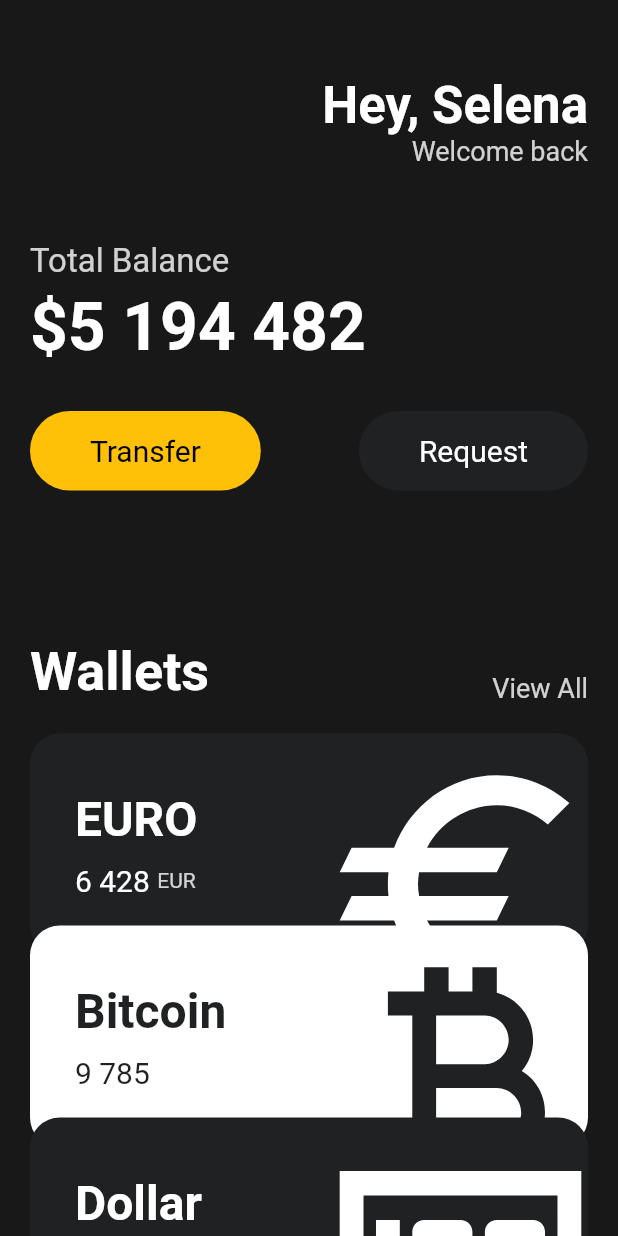
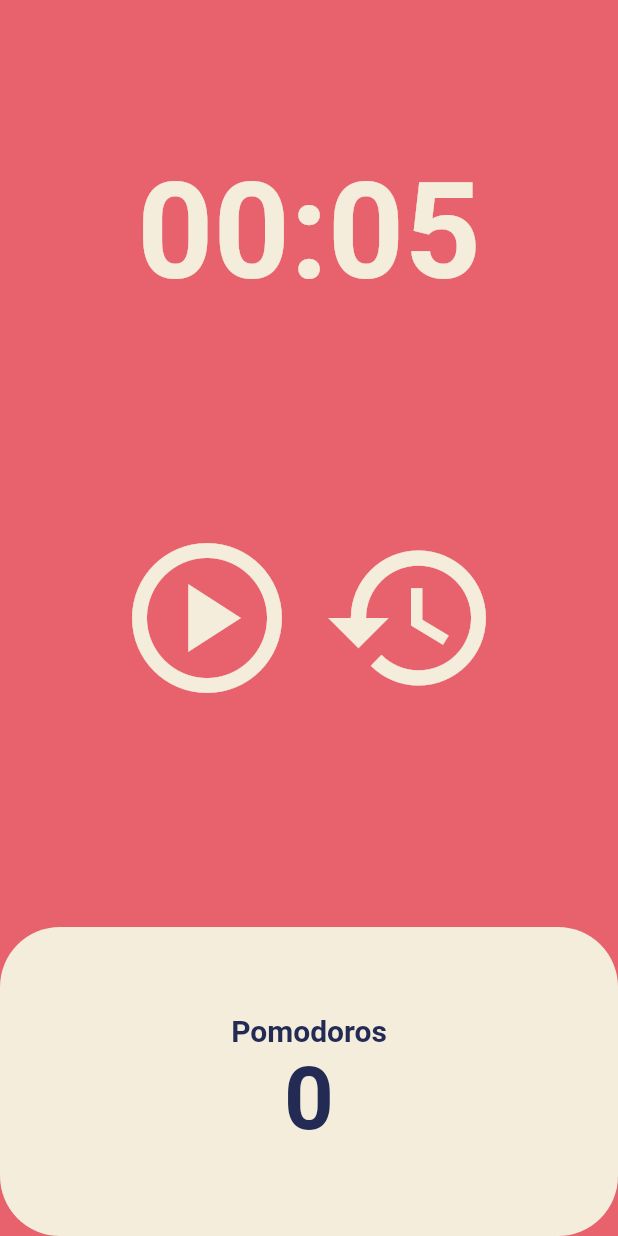
Before and after one commit to sky21kr/flutter-practice, a Flutter app: the screen it shows after launch, on a phone screen of 412 x 824 dp. Run offline on Flutter 3.47's test engine with Material 2 defaults, Android fonts, the phone set to English and light mode, and no system bars.

Commit message:
feat: Make pomodoros

```diff
--- a/lib/main.dart
+++ b/lib/main.dart
@@ -1,6 +1,5 @@
 import 'package:flutter/material.dart';
-import 'package:toonflix/wigets/button.dart';
-import 'package:toonflix/wigets/currency_card.dart';
+import 'package:toonflix/screens/Home_screen.dart';
 
 void main() {
   runApp(const App());
@@ -12,137 +11,17 @@ class App extends StatelessWidget {
   @override
   Widget build(BuildContext context) {
     return MaterialApp(
-      home: Scaffold(
-        backgroundColor: const Color(0xFF181818),
-        body: SingleChildScrollView(
-          child: Padding(
-            padding: const EdgeInsets.symmetric(
-              horizontal: 20,
-            ),
-            child: Column(
-              crossAxisAlignment: CrossAxisAlignment.start,
-              children: [
-                const SizedBox(
-                  height: 50,
-                ),
-                Row(
-                  mainAxisAlignment: MainAxisAlignment.end,
-                  children: [
-                    Column(
-                      crossAxisAlignment: CrossAxisAlignment.end,
-                      children: [
-                        const Text(
-                          'Hey, Selena',
-                          style: TextStyle(
-                            color: Colors.white,
-                            fontSize: 34,
-                            fontWeight: FontWeight.w600,
-                          ),
-                        ),
-                        Text(
-                          'Welcome back',
-                          style: TextStyle(
-                            color: Colors.white.withOpacity(0.8),
-                            fontSize: 18,
-                          ),
-                        ),
-                      ],
-                    )
-                  ],
-                ),
-                const SizedBox(
-                  height: 50,
-                ),
-                Text(
-                  'Total Balance',
-                  style: TextStyle(
-                    color: Colors.white.withOpacity(0.8),
-                    fontSize: 22,
-                  ),
-                ),
-                const SizedBox(
-                  height: 5,
-                ),
-                const Text(
-                  '\$5 194 482',
-                  style: TextStyle(
-                    fontSize: 44,
-                    color: Colors.white,
-                    fontWeight: FontWeight.w600,
-                  ),
-                ),
-                const SizedBox(
-                  height: 30,
-                ),
-                Row(
-                  mainAxisAlignment: MainAxisAlignment.spaceBetween,
-                  children: const [
-                    Button(
-                      text: 'Transfer',
-                      bgColor: Colors.amber,
-                      textColor: Colors.black,
-                    ),
-                    Button(
-                      text: 'Request',
-                      bgColor: Color(0xFF1F2123),
-                      textColor: Colors.white,
-                    ),
-                  ],
-                ),
-                const SizedBox(
-                  height: 100,
-                ),
-                Row(
-                  mainAxisAlignment: MainAxisAlignment.spaceBetween,
-                  crossAxisAlignment: CrossAxisAlignment.end,
-                  children: [
-                    const Text(
-                      'Wallets',
-                      style: TextStyle(
-                        color: Colors.white,
-                        fontSize: 36,
-                        fontWeight: FontWeight.w600,
-                      ),
-                    ),
-                    Text('View All',
-                        style: TextStyle(
-                          color: Colors.white.withOpacity(0.8),
-                          fontSize: 18,
-                        )),
-                  ],
-                ),
-                const SizedBox(
-                  height: 20,
-                ),
-                const CurrencyCard(
-                  name: 'EURO',
-                  code: 'EUR',
-                  amount: '6 428',
-                  icon: Icons.euro,
-                  isInverted: false,
-                  offset: 0,
-                ),
-                const CurrencyCard(
-                  name: 'Bitcoin',
-                  code: 'BTC',
-                  amount: '9 785',
-                  icon: Icons.currency_bitcoin,
-                  isInverted: true,
-                  offset: 1,
-                ),
-                const CurrencyCard(
-                  name: 'Dollar',
-                  code: 'USD',
-                  amount: '428',
-                  icon: Icons.money_outlined,
-                  isInverted: false,
-                  offset: 2,
-                ),
-              ],
-            ),
+      theme: ThemeData(
+        textTheme: const TextTheme(
+          displayLarge: TextStyle(
+            color: Color(0xFF232B55),
           ),
         ),
+        cardColor: const Color(0xFFF4EDDB),
+        colorScheme:
+            ColorScheme.fromSwatch(backgroundColor: const Color(0xFFE7626C)),
       ),
+      home: const HomeScreen(),
     );
   }
 }
--- /dev/null
+++ b/lib/screens/Home_screen.dart
@@ -0,0 +1,148 @@
+import 'dart:async';
+import 'package:flutter/material.dart';
+
+class HomeScreen extends StatefulWidget {
+  const HomeScreen({super.key});
+
+  @override
+  State<HomeScreen> createState() => _HomeScreenState();
+}
+
+class _HomeScreenState extends State<HomeScreen> {
+  static const twentyFiveMinutes = 1500;
+
+  int totalSeconds = 5;
+  bool isRunning = false;
+  int totalPomodoros = 0;
+  late Timer timer;
+
+  void onTick(Timer timer) {
+    if (totalSeconds == 0) {
+      setState(() {
+        totalPomodoros++;
+        isRunning = false;
+        totalSeconds = twentyFiveMinutes;
+      });
+      timer.cancel();
+    } else {
+      setState(() {
+        totalSeconds--;
+      });
+    }
+  }
+
+  void onStartPressed() {
+    setState(() {
+      isRunning = true;
+    });
+    timer = Timer.periodic(const Duration(seconds: 1), onTick);
+  }
+
+  void onPausePressed() {
+    timer.cancel();
+    setState(() {
+      isRunning = false;
+    });
+  }
+
+  void onResetPressed() {
+    timer.cancel();
+    setState(() {
+      isRunning = false;
+      totalSeconds = twentyFiveMinutes;
+      totalPomodoros = 0;
+    });
+  }
+
+  String format(int seconds) {
+    var duration = Duration(seconds: seconds);
+
+    return duration.toString().split(".").first.substring(2, 7);
+  }
+
+  @override
+  Widget build(BuildContext context) {
+    return Scaffold(
+        backgroundColor: Theme.of(context).colorScheme.background,
+        body: Column(
+          children: [
+            Flexible(
+                flex: 1,
+                child: Container(
+                  alignment: Alignment.bottomCenter,
+                  child: Text(
+                    format(totalSeconds),
+                    style: TextStyle(
+                      color: Theme.of(context).cardColor,
+                      fontSize: 89,
+                      fontWeight: FontWeight.w600,
+                    ),
+                  ),
+                )),
+            Flexible(
+                flex: 2,
+                child: Center(
+                  child: Row(
+                    mainAxisAlignment: MainAxisAlignment.center,
+                    children: [
+                      IconButton(
+                        iconSize: 120,
+                        color: Theme.of(context).cardColor,
+                        onPressed: isRunning ? onPausePressed : onStartPressed,
+                        icon: Icon(isRunning
+                            ? Icons.pause_circle_outline
+                            : Icons.play_circle_outlined),
+                      ),
+                      IconButton(
+                        iconSize: 120,
+                        color: Theme.of(context).cardColor,
+                        onPressed: onResetPressed,
+                        icon: const Icon(Icons.restore),
+                      ),
+                    ],
+                  ),
+                )),
+            Flexible(
+                flex: 1,
+                child: Row(
+                  children: [
+                    Expanded(
+                      child: Container(
+                        decoration: BoxDecoration(
+                            color: Theme.of(context).cardColor,
+                            borderRadius: BorderRadius.circular(40)),
+                        child: Column(
+                          mainAxisAlignment: MainAxisAlignment.center,
+                          children: [
+                            Text(
+                              'Pomodoros',
+                              style: TextStyle(
+                                fontSize: 20,
+                                fontWeight: FontWeight.w600,
+                                color: Theme.of(context)
+                                    .textTheme
+                                    .displayLarge
+                                    ?.color,
+                              ),
+                            ),
+                            Text(
+                              '$totalPomodoros',
+                              style: TextStyle(
+                                fontSize: 58,
+                                fontWeight: FontWeight.w600,
+                                color: Theme.of(context)
+                                    .textTheme
+                                    .displayLarge
+                                    ?.color,
+                              ),
+                            ),
+                          ],
+                        ),
+                      ),
+                    ),
+                  ],
+                ))
+          ],
+        ));
+  }
+}
```
Also changed, not shown: lib/_main.dart (added, +148 -0 lines), 3 other files.
